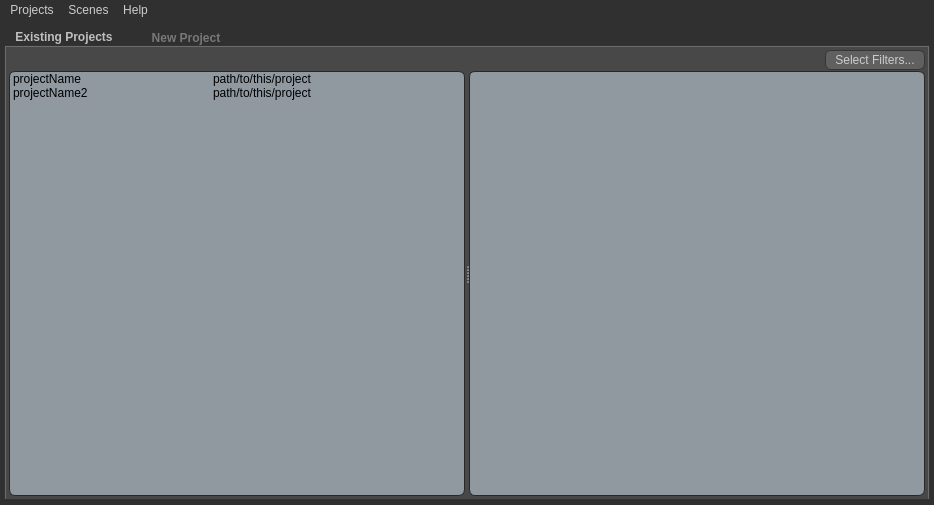
First picture: the form in resrc/projectManager.ui, repository tcrowson/Modo_ProjectManager, before the edit.
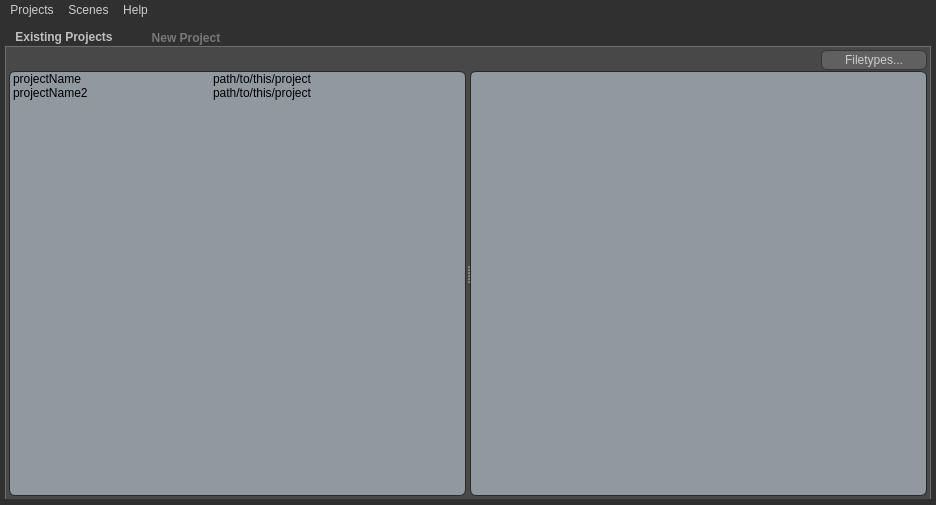
Second picture: the form after the edit. Icons and pictures are not drawn.

What changed in the file:
```diff
--- a/resrc/projectManager.ui
+++ b/resrc/projectManager.ui
@@ -6,7 +6,7 @@
    <rect>
     <x>0</x>
     <y>0</y>
-    <width>698</width>
+    <width>936</width>
     <height>505</height>
    </rect>
   </property>
@@ -624,19 +624,20 @@
              <widget class="QToolButton" name="filtersBtn">
               <property name="minimumSize">
                <size>
-                <width>100</width>
+                <width>106</width>
                 <height>20</height>
                </size>
               </property>
               <property name="maximumSize">
                <size>
-                <width>16777215</width>
+                <width>100</width>
                 <height>20</height>
                </size>
               </property>
               <property name="styleSheet">
                <string notr="true">QToolButton
 {
+min-width: 100px;
   icon-size: 12px;
   background-color: #606060;
   border-width: 1px;
@@ -649,6 +650,7 @@
 }
 
 QToolButton:flat {
+min-width: 100px;
   border: none;
   background-color: none;
 }
@@ -666,7 +668,7 @@
 </string>
               </property>
               <property name="text">
-               <string>Select Filters...</string>
+               <string>Filetypes...</string>
               </property>
               <property name="checkable">
                <bool>false</bool>
@@ -1282,7 +1284,7 @@
     <rect>
      <x>0</x>
      <y>0</y>
-     <width>698</width>
+     <width>936</width>
      <height>21</height>
     </rect>
    </property>
```
Left out of the diff: 24 changed lines with no effect on the pictures.
